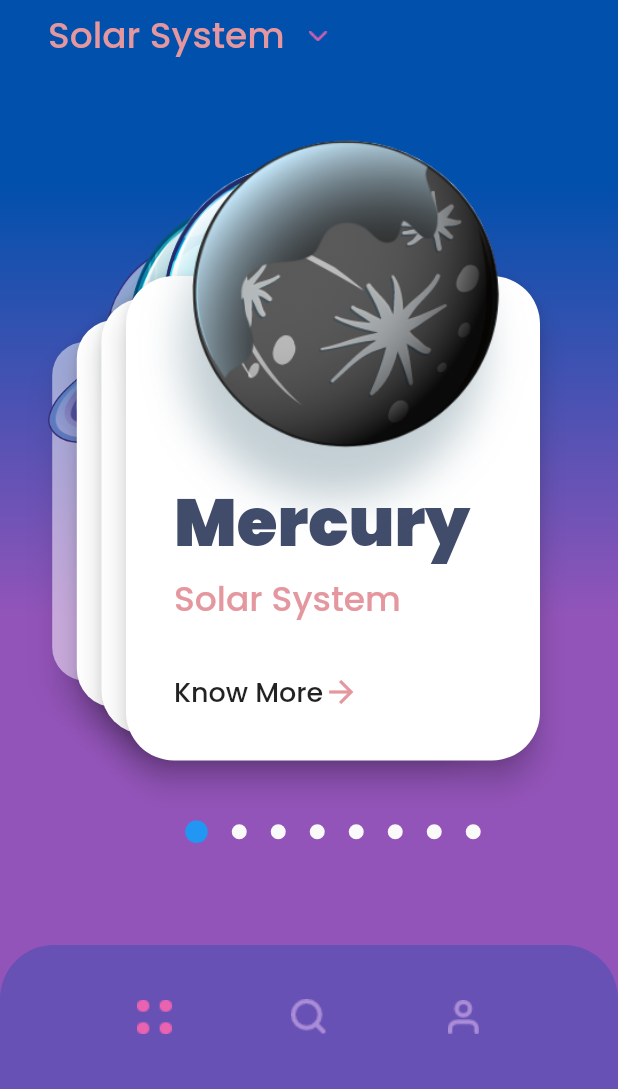
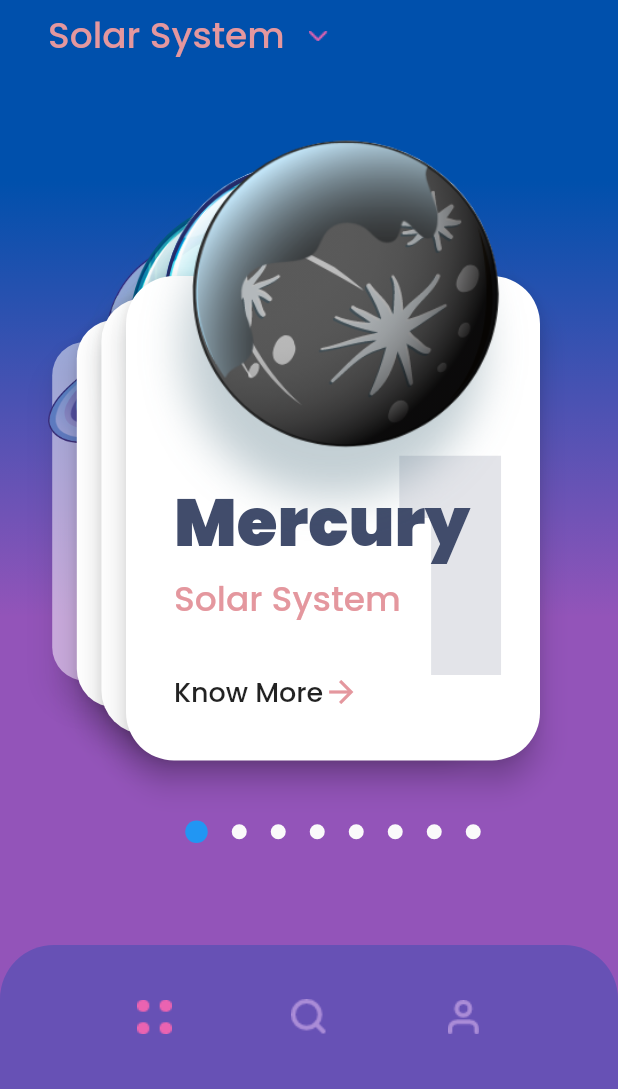
Before and after one commit to iabhishek07/Planeto, a Flutter app: the screen it shows after launch, on a phone screen of 412 x 824 dp, the part 147-1236 px from its top. Run offline on Flutter 3.47's test engine with Material 2 defaults, Android fonts, the phone set to English and light mode, and no system bars; our stand-ins replace flutter_swiper, google_fonts.

Commit message:
📦 NEW: App Completed

```diff
--- a/lib/home_page.dart
+++ b/lib/home_page.dart
@@ -1,6 +1,7 @@
 import 'package:flutter/material.dart';
 import 'package:flutter_swiper/flutter_swiper.dart';
 import 'package:google_fonts/google_fonts.dart';
+import 'package:planeto/detail_page.dart';
 import 'package:planeto/swiper_data.dart';
 import 'constants.dart';
 
@@ -20,8 +21,7 @@ class _HomePageState extends State<HomePage> {
               colors: [gradientStartColor, gradientEndColor],
               begin: Alignment.topCenter,
               end: Alignment.bottomCenter,
-            stops: [0.3, 0.7]
-          ),
+              stops: [0.3, 0.7]),
         ),
         child: SafeArea(
           child: Column(
@@ -70,10 +70,9 @@ class _HomePageState extends State<HomePage> {
                 height: 500.0,
                 padding: const EdgeInsets.only(left: 32.0),
                 child: Swiper(
-                  autoplay: true,
+                  // autoplay: true,
                   itemCount: planets.length,
                   itemWidth: MediaQuery.of(context).size.width - 2 * 64,
-
                   layout: SwiperLayout.STACK,
                   pagination: SwiperPagination(
                     builder: DotSwiperPaginationBuilder(
@@ -82,7 +81,18 @@ class _HomePageState extends State<HomePage> {
                     ),
                   ),
                   itemBuilder: (context, index) {
-                    return Stack(
+                    return InkWell(
+                      onTap: () {
+                        Navigator.push(
+                          context,
+                          PageRouteBuilder(
+                            pageBuilder: (context, a, b) => DetailPage(
+                              planetInfo: planets[index],
+                            ),
+                          ),
+                        );
+                      },
+                      child: Stack(
                         children: <Widget>[
                           Column(
                             children: <Widget>[
@@ -96,7 +106,8 @@ class _HomePageState extends State<HomePage> {
                                 child: Padding(
                                   padding: const EdgeInsets.all(32.0),
                                   child: Column(
-                                  crossAxisAlignment: CrossAxisAlignment.start,
+                                    crossAxisAlignment:
+                                        CrossAxisAlignment.start,
                                     children: <Widget>[
                                       SizedBox(height: 100.0),
                                       Text(
@@ -140,8 +151,24 @@ class _HomePageState extends State<HomePage> {
                               ),
                             ],
                           ),
-                        Image.asset(planets[index].iconImage),
+                          Positioned(
+                            bottom: 50.0,
+                            right: 20,
+                            child: Text(
+                              planets[index].position.toString(),
+                              style: GoogleFonts.poppins(
+                                fontSize: 200.0,
+                                fontWeight: FontWeight.w900,
+                                color: primaryTextColor.withOpacity(0.15),
+                              ),
+                            ),
+                          ),
+                          Hero(
+                            tag: planets[index].position,
+                            child: Image.asset(planets[index].iconImage),
+                          ),
                         ],
+                      ),
                     );
                   },
                 ),
--- a/lib/swiper_data.dart
+++ b/lib/swiper_data.dart
@@ -28,7 +28,6 @@ List<PlanetInfo> planets = [
       'https://image.shutterstock.com/image-illustration/mercury-high-resolution-images-presents-600w-367615301.jpg'
     ],
   ),
-
   PlanetInfo(
     2,
     name: 'Venus',
@@ -40,45 +39,70 @@ List<PlanetInfo> planets = [
       'https://image.shutterstock.com/image-photo/solar-system-venus-second-planet-600w-515581927.jpg'
     ],
   ),
-
-  PlanetInfo(3,
+  PlanetInfo(
+    3,
     name: 'Earth',
     iconImage: 'assets/earth.png',
-      description: "The third planet from the sun, Earth is a waterworld, with two-thirds of the planet covered by ocean. It's the only world known to harbor life. Earth's atmosphere is rich in nitrogen and oxygen. Earth's surface rotates about its axis at 1,532 feet per second (467 meters per second) — slightly more than 1,000 mph (1,600 kph) — at the equator. The planet zips around the sun at more than 18 miles per second (29 km per second).",
+    description:
+        "The third planet from the sun, Earth is a waterworld, with two-thirds of the planet covered by ocean. It's the only world known to harbor life. Earth's atmosphere is rich in nitrogen and oxygen. Earth's surface rotates about its axis at 1,532 feet per second (467 meters per second) — slightly more than 1,000 mph (1,600 kph) — at the equator. The planet zips around the sun at more than 18 miles per second (29 km per second).",
     images: [
       'https://cdn.pixabay.com/photo/2011/12/13/14/31/earth-11015_1280.jpg',
       'https://cdn.pixabay.com/photo/2011/12/14/12/11/astronaut-11080_1280.jpg',
       'https://cdn.pixabay.com/photo/2016/01/19/17/29/earth-1149733_1280.jpg',
       'https://image.shutterstock.com/image-photo/3d-render-planet-earth-viewed-600w-1069251782.jpg'
-      ],),
-
-  PlanetInfo(4,
+    ],
+  ),
+  PlanetInfo(
+    4,
     name: 'Mars',
     iconImage: 'assets/mars.png',
-      description: "The fourth planet from the sun is Mars, and it's a cold, desert-like place covered in dust. This dust is made of iron oxides, giving the planet its iconic red hue. Mars shares similarities with Earth: It is rocky, has mountains, valleys and canyons, and storm systems ranging from localized tornado-like dust devils to planet-engulfing dust storms. ",
-      images: []),
-
+    description:
+        "The fourth planet from the sun is Mars, and it's a cold, desert-like place covered in dust. This dust is made of iron oxides, giving the planet its iconic red hue. Mars shares similarities with Earth: It is rocky, has mountains, valleys and canyons, and storm systems ranging from localized tornado-like dust devils to planet-engulfing dust storms. ",
+    images: [
+      'https://cdn.pixabay.com/photo/2012/11/28/09/08/mars-67522_1280.jpg',
+      'https://cdn.pixabay.com/photo/2014/12/17/20/43/red-planet-571902_1280.jpg'
+    ],
+  ),
   PlanetInfo(5,
       name: 'Jupiter',
       iconImage: 'assets/jupiter.png',
-      description: "The fifth planet from the sun, Jupiter is a giant gas world that is the most massive planet in our solar system — more than twice as massive as all the other planets combined, according to NASA. Its swirling clouds are colorful due to different types of trace gases. And a major feature in its swirling clouds is the Great Red Spot, a giant storm more than 10,000 miles wide. It has raged at more than 400 mph for the last 150 years, at least. Jupiter has a strong magnetic field, and with 75 moons, it looks a bit like a miniature solar system.",
-      images: []),
-
-  PlanetInfo(6,
+      description:
+          "The fifth planet from the sun, Jupiter is a giant gas world that is the most massive planet in our solar system — more than twice as massive as all the other planets combined, according to NASA. Its swirling clouds are colorful due to different types of trace gases. And a major feature in its swirling clouds is the Great Red Spot, a giant storm more than 10,000 miles wide. It has raged at more than 400 mph for the last 150 years, at least. Jupiter has a strong magnetic field, and with 75 moons, it looks a bit like a miniature solar system.",
+      images: [
+        'https://cdn.pixabay.com/photo/2012/01/09/10/41/jupiter-11617_1280.jpg',
+        'https://www.nasa.gov/sites/default/files/thumbnails/image/pia2293-1041b.gif'
+      ]),
+  PlanetInfo(
+    6,
     name: 'Saturn',
     iconImage: 'assets/saturn.png',
-      description: "The sixth planet from the sun, Saturn is known most for its rings. When polymath Galileo Galilei first studied Saturn in the early 1600s, he thought it was an object with three parts: a planet and two large moons on either side. Not knowing he was seeing a planet with rings, the stumped astronomer entered a small drawing — a symbol with one large circle and two smaller ones — in his notebook, as a noun in a sentence describing his discovery. More than 40 years later, Christiaan Huygens proposed that they were rings. The rings are made of ice and rock and scientists are not yet sure how they formed. The gaseous planet is mostly hydrogen and helium and has numerous moons.",
-      images: []),
-
-  PlanetInfo(7,
+    description:
+        "The sixth planet from the sun, Saturn is known most for its rings. When polymath Galileo Galilei first studied Saturn in the early 1600s, he thought it was an object with three parts: a planet and two large moons on either side. Not knowing he was seeing a planet with rings, the stumped astronomer entered a small drawing — a symbol with one large circle and two smaller ones — in his notebook, as a noun in a sentence describing his discovery. More than 40 years later, Christiaan Huygens proposed that they were rings. The rings are made of ice and rock and scientists are not yet sure how they formed. The gaseous planet is mostly hydrogen and helium and has numerous moons.",
+    images: [
+      'https://www.nasa.gov/sites/default/files/thumbnails/image/pia18314-1041.jpg',
+      'https://www.nasa.gov/sites/default/files/images/116780main_image_feature_340_ys_full.jpg'
+    ],
+  ),
+  PlanetInfo(
+    7,
     name: 'Uranus',
     iconImage: 'assets/uranus.png',
-      description: "The seventh planet from the sun, Uranus is an oddball. It has clouds made of hydrogen sulfide, the same chemical that makes rotten eggs smell so foul. It rotates from east to west like Venus. But unlike Venus or any other planet, its equator is nearly at right angles to its orbit — it basically orbits on its side. Astronomers believe an object twice the size of Earth collided with Uranus roughly 4 billion years ago, causing Uranus to tilt. That tilt causes extreme seasons that last 20-plus years, and the sun beats down on one pole or the other for 84 Earth-years at a time. ",
-      images: []),
-
-  PlanetInfo(8,
+    description:
+        "The seventh planet from the sun, Uranus is an oddball. It has clouds made of hydrogen sulfide, the same chemical that makes rotten eggs smell so foul. It rotates from east to west like Venus. But unlike Venus or any other planet, its equator is nearly at right angles to its orbit — it basically orbits on its side. Astronomers believe an object twice the size of Earth collided with Uranus roughly 4 billion years ago, causing Uranus to tilt. That tilt causes extreme seasons that last 20-plus years, and the sun beats down on one pole or the other for 84 Earth-years at a time. ",
+    images: [
+      'https://www.nasa.gov/sites/default/files/images/511494main_PIA01354-full_full.jpg',
+      'https://www.nasa.gov/sites/default/files/thumbnails/image/640801main_uranus-aurora-.jpg'
+    ],
+  ),
+  PlanetInfo(
+    8,
     name: 'Neptune',
     iconImage: 'assets/neptune.png',
-      description: "The eighth planet from the sun, Neptune is about the size of Uranus and is known for supersonic strong winds. Neptune is far out and cold. The planet is more than 30 times as far from the sun as Earth. Neptune was the first planet predicted to exist by using math, before it was visually detected. Irregularities in the orbit of Uranus led French astronomer Alexis Bouvard to suggest some other planet might be exerting a gravitational tug. German astronomer Johann Galle used calculations to help find Neptune in a telescope. Neptune is about 17 times as massive as Earth and has a rocky core.",
-      images: []),
+    description:
+        "The eighth planet from the sun, Neptune is about the size of Uranus and is known for supersonic strong winds. Neptune is far out and cold. The planet is more than 30 times as far from the sun as Earth. Neptune was the first planet predicted to exist by using math, before it was visually detected. Irregularities in the orbit of Uranus led French astronomer Alexis Bouvard to suggest some other planet might be exerting a gravitational tug. German astronomer Johann Galle used calculations to help find Neptune in a telescope. Neptune is about 17 times as massive as Earth and has a rocky core.",
+    images: [
+      'https://www.nasa.gov/sites/default/files/thumbnails/imageneptune_full.jpg',
+      'https://www.nasa.gov/sites/default/files/images/110411main_Voyager2_280_yshires.jpg'
+    ],
+  ),
 ];
```
Also changed, not shown: lib/detail_page.dart (added, +127 -0 lines), univrss.png (added), 1 other file. Lines whose indentation alone changed are shown as unchanged.
